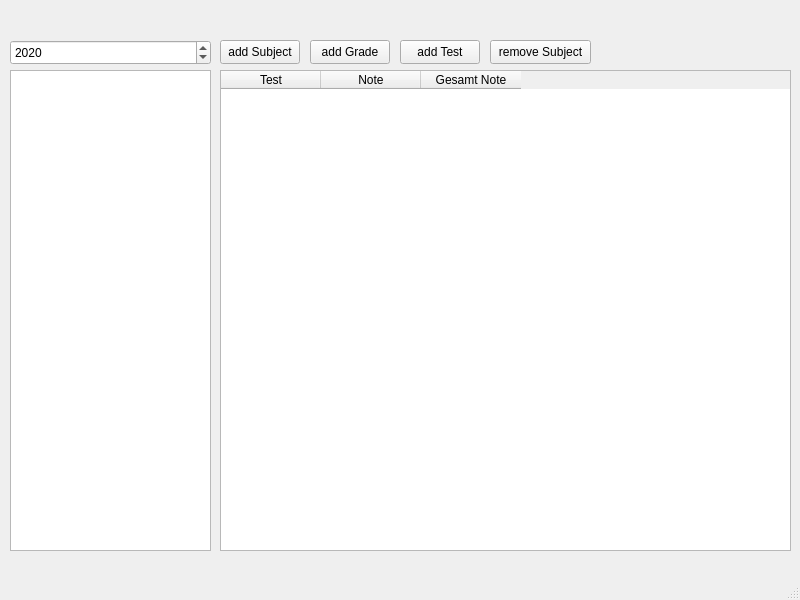
Before: the Qt Designer form application.ui in htl-el/GradeCalculator, drawn with Qt 5.
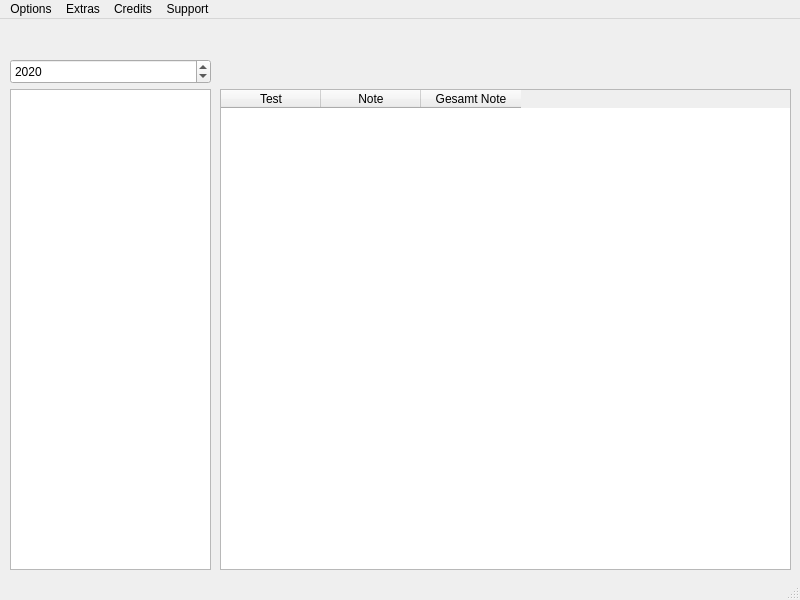
After: the same form once the commit is applied.

Patch:
```diff
--- a/application.ui
+++ b/application.ui
@@ -44,58 +44,6 @@
      </date>
     </property>
    </widget>
-   <widget class="QPushButton" name="pushButton">
-    <property name="geometry">
-     <rect>
-      <x>220</x>
-      <y>40</y>
-      <width>80</width>
-      <height>24</height>
-     </rect>
-    </property>
-    <property name="text">
-     <string>add Subject</string>
-    </property>
-   </widget>
-   <widget class="QPushButton" name="pushButton_2">
-    <property name="geometry">
-     <rect>
-      <x>310</x>
-      <y>40</y>
-      <width>80</width>
-      <height>24</height>
-     </rect>
-    </property>
-    <property name="text">
-     <string>add Grade</string>
-    </property>
-   </widget>
-   <widget class="QPushButton" name="pushButton_3">
-    <property name="geometry">
-     <rect>
-      <x>400</x>
-      <y>40</y>
-      <width>80</width>
-      <height>24</height>
-     </rect>
-    </property>
-    <property name="text">
-     <string>add Test</string>
-    </property>
-   </widget>
-   <widget class="QPushButton" name="pushButton_4">
-    <property name="geometry">
-     <rect>
-      <x>490</x>
-      <y>40</y>
-      <width>101</width>
-      <height>24</height>
-     </rect>
-    </property>
-    <property name="text">
-     <string>remove Subject</string>
-    </property>
-   </widget>
    <widget class="QTableWidget" name="tableWidget">
     <property name="geometry">
      <rect>
@@ -137,9 +85,45 @@
      <x>0</x>
      <y>0</y>
      <width>800</width>
-     <height>21</height>
+     <height>25</height>
     </rect>
    </property>
+   <widget class="QMenu" name="menuGradeCalculator">
+    <property name="title">
+     <string>Options</string>
+    </property>
+    <addaction name="actiondfgdfg"/>
+    <addaction name="actiondfgdfg_2"/>
+    <addaction name="actiondfg"/>
+    <addaction name="actiondfg_2"/>
+    <addaction name="separator"/>
+    <addaction name="separator"/>
+    <addaction name="separator"/>
+    <addaction name="separator"/>
+    <addaction name="separator"/>
+    <addaction name="separator"/>
+    <addaction name="separator"/>
+    <addaction name="separator"/>
+   </widget>
+   <widget class="QMenu" name="menuExtras">
+    <property name="title">
+     <string>Extras</string>
+    </property>
+   </widget>
+   <widget class="QMenu" name="menuCredits">
+    <property name="title">
+     <string>Credits</string>
+    </property>
+   </widget>
+   <widget class="QMenu" name="menuSupport">
+    <property name="title">
+     <string>Support</string>
+    </property>
+   </widget>
+   <addaction name="menuGradeCalculator"/>
+   <addaction name="menuExtras"/>
+   <addaction name="menuCredits"/>
+   <addaction name="menuSupport"/>
   </widget>
   <widget class="QStatusBar" name="statusbar"/>
  </widget>
```
Left out of the diff: 20 changed lines with no effect on the pictures.
